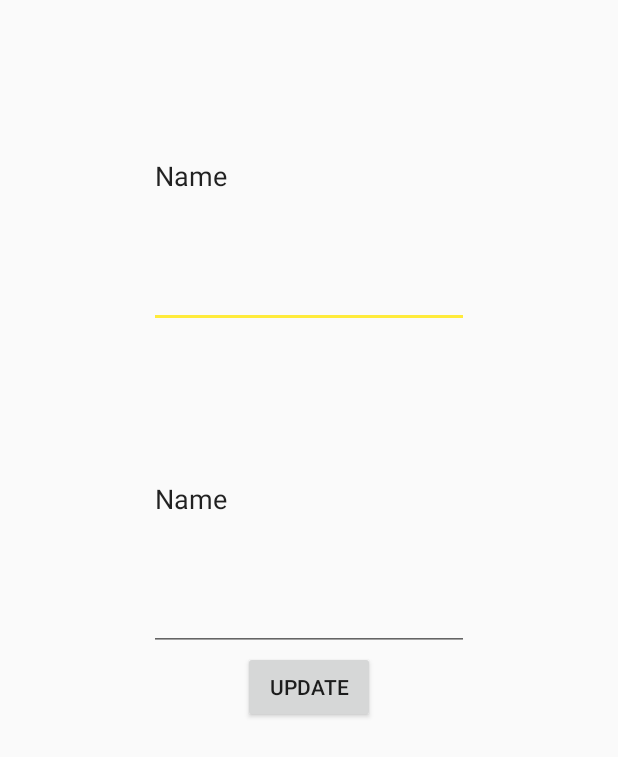
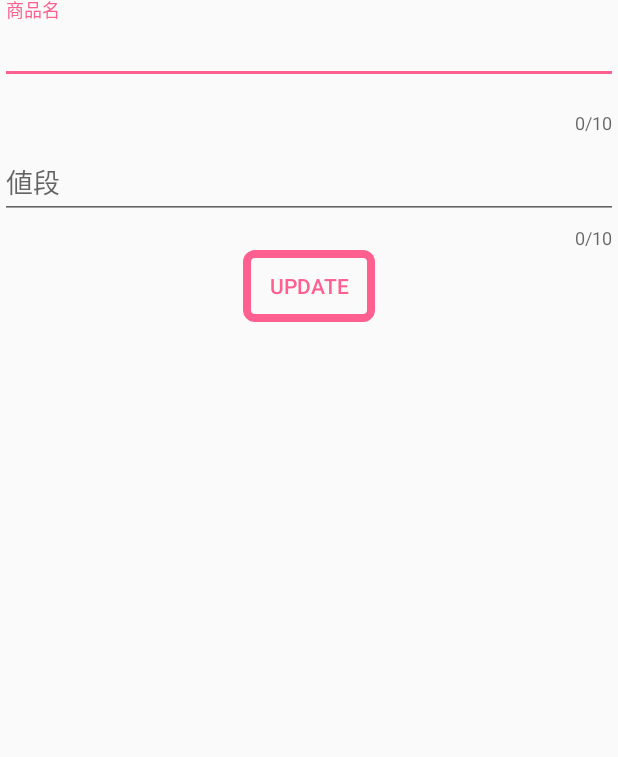
Before and after one commit to rayas316/value, an Android app: the layout activity_detail_activity.xml on its own in the app's theme, with its tools: preview values and no code run, on a phone screen of 412 x 824 dp. Shown: the top 757 px of the screen. Run offline under Robolectric (Android 15) with nearby library versions, the phone set to English and light mode, and no system bars.

Commit message:
エラー

```diff
--- a/app/src/main/java/com/example/raysakakibara/memocamp/Create.java
+++ b/app/src/main/java/com/example/raysakakibara/memocamp/Create.java
@@ -50,7 +50,7 @@ public class Create extends AppCompatActivity {
         String updateDate = sdf.format(date);
         String content = contentEditText.getText().toString();
         if (title.matches("") && content.matches("")) {
-            Toast.makeText(this, "商品名と値段が入力されていません", Toast.LENGTH_SHORT);
+            Toast.makeText(this, "商品名と値段が入力されていません", Toast.LENGTH_SHORT).show();
             return;
         }
         else if (title.matches("")) {
--- /dev/null
+++ b/app/src/main/res/drawable/button.xml
@@ -0,0 +1,28 @@
+<?xml version="1.0" encoding="utf-8"?>
+<selector xmlns:android="http://schemas.android.com/apk/res/android">
+
+
+    <item android:state_pressed="true">
+        <shape>
+            <solid android:color="#e3e3e3" />
+            <corners android:radius="5dp" />
+            <stroke android:width="5dp" android:color="#ff6090" />
+        </shape>
+    </item>
+
+    <item android:state_focused="true">
+        <shape>
+            <solid android:color="#e3e3e3" />
+            <corners android:radius="5dp" />
+            <stroke android:width="5dp" android:color="#ff6090" />
+        </shape>
+    </item>
+
+    <item>
+        <shape>
+            <solid android:color="#00000000" />
+            <corners android:radius="5dp" />
+            <stroke android:width="5dp" android:color="#ff6090" />
+        </shape>
+    </item>
+</selector>
--- a/app/src/main/res/layout/activity_detail_activity.xml
+++ b/app/src/main/res/layout/activity_detail_activity.xml
@@ -1,5 +1,5 @@
 <?xml version="1.0" encoding="utf-8"?>
-<android.support.constraint.ConstraintLayout xmlns:android="http://schemas.android.com/apk/res/android"
+<RelativeLayout xmlns:android="http://schemas.android.com/apk/res/android"
     xmlns:app="http://schemas.android.com/apk/res-auto"
     xmlns:tools="http://schemas.android.com/tools"
     android:layout_width="match_parent"
@@ -7,41 +7,81 @@
     tools:context=".DetailActivity"
     tools:layout_editor_absoluteY="81dp">
 
-    <EditText
+
+    <LinearLayout
+        android:layout_width="match_parent"
+        android:layout_height="match_parent"
+        android:layout_alignParentStart="true"
+        android:layout_alignParentTop="true"
+        android:orientation="vertical">
+
+        <android.support.design.widget.TextInputLayout
+            android:id="@+id/contentEditTextTextInputLayout"
+            android:layout_width="match_parent"
+            android:layout_height="wrap_content"
+            app:counterEnabled="true"
+            app:counterMaxLength="10"
+            app:errorEnabled="true"
+            app:hintAnimationEnabled="true"
+            app:hintEnabled="true"
+            app:layout_constraintLeft_toLeftOf="parent"
+            app:layout_constraintRight_toRightOf="parent"
+            app:layout_constraintTop_toTopOf="parent">
+
+            <android.support.design.widget.TextInputEditText
                 android:id="@+id/titleEditText"
-        android:layout_width="wrap_content"
-        android:layout_height="0dp"
+                android:layout_width="match_parent"
+                android:layout_height="wrap_content"
                 android:layout_marginBottom="13dp"
                 android:layout_marginTop="16dp"
                 android:ems="10"
+                android:hint="商品名"
                 android:inputType="textPersonName"
-        android:text="Name"
                 app:layout_constraintBottom_toTopOf="@+id/contentEditText"
                 app:layout_constraintEnd_toEndOf="parent"
-        app:layout_constraintStart_toStartOf="parent"
-        app:layout_constraintTop_toTopOf="parent" />
+                app:layout_constraintStart_toStartOf="parent" />
+        </android.support.design.widget.TextInputLayout>
 
-    <EditText
+        <android.support.design.widget.TextInputLayout
+            android:id="@+id/titleEditTextTextInputLayout"
+            android:layout_width="match_parent"
+            android:layout_height="wrap_content"
+            app:counterEnabled="true"
+            app:counterMaxLength="10"
+            app:errorEnabled="true"
+            app:hintAnimationEnabled="true"
+            app:hintEnabled="true"
+            app:layout_constraintLeft_toLeftOf="parent"
+            app:layout_constraintRight_toRightOf="parent"
+            app:layout_constraintTop_toTopOf="parent">
+
+            <android.support.design.widget.TextInputEditText
                 android:id="@+id/contentEditText"
-        android:layout_width="wrap_content"
-        android:layout_height="0dp"
+                android:layout_width="match_parent"
+                android:layout_height="wrap_content"
                 android:ems="10"
+                android:hint="値段"
                 android:inputType="number"
-        android:text="Name"
                 app:layout_constraintBottom_toTopOf="@+id/button2"
                 app:layout_constraintStart_toStartOf="@+id/titleEditText"
                 app:layout_constraintTop_toBottomOf="@+id/titleEditText" />
+
+        </android.support.design.widget.TextInputLayout>
 
         <Button
             android:id="@+id/button2"
             android:layout_width="wrap_content"
             android:layout_height="wrap_content"
-        android:layout_marginBottom="342dp"
+            android:layout_gravity="center"
+            android:background="@drawable/button"
             android:onClick="update"
             android:text="update"
+            android:textColor="@color/colorAccent"
             app:layout_constraintBottom_toBottomOf="parent"
             app:layout_constraintEnd_toEndOf="parent"
             app:layout_constraintStart_toStartOf="parent"
             app:layout_constraintTop_toBottomOf="@+id/contentEditText" />
 
-</android.support.constraint.ConstraintLayout>
+    </LinearLayout>
+
+</RelativeLayout>
--- a/app/src/main/res/mipmap-anydpi-v26/ic_launcher.xml
+++ /dev/null
@@ -1,5 +0,0 @@
-<?xml version="1.0" encoding="utf-8"?>
-<adaptive-icon xmlns:android="http://schemas.android.com/apk/res/android">
-    <background android:drawable="@drawable/ic_launcher_background" />
-    <foreground android:drawable="@drawable/ic_launcher_foreground" />
-</adaptive-icon>
--- a/app/src/main/res/values/colors.xml
+++ b/app/src/main/res/values/colors.xml
@@ -1,8 +1,8 @@
 <?xml version="1.0" encoding="utf-8"?>
 <resources>
-    <color name="colorPrimary">#03a9f4</color>
-    <color name="colorPrimaryDark">#303F9F</color>
-    <color name="colorAccent">#ffeb3b</color>
+    <color name="colorPrimary">#e91e63</color>
+    <color name="colorPrimaryDark">#b0003a</color>
+    <color name="colorAccent">#ff6090</color>
     <color name="colorWhite">#ffffff</color>
     <color name="colorWhite2">#80ffff</color>
 </resources>
```
Also changed, not shown: app/src/main/java/com/example/raysakakibara/memocamp/DetailActivity.java (+14 -1 lines), app/src/main/java/com/example/raysakakibara/memocamp/MainActivity.java (+5 -7 lines), app/src/main/res/layout/activity_create.xml (+18 -5 lines), app/src/main/res/layout/layout_item_memo.xml (+17 -14 lines), app/src/main/res/drawable-hdpi/iconhdpi.png, app/src/main/res/drawable-mdpi/iconmdpi.png, app/src/main/res/drawable-xhdpi/Iconxhdpi.png (added), app/src/main/res/drawable-xhdpi/iconxhdpi.png (deleted), app/src/main/res/drawable-xxhdpi/iconxxhdpi.png, app/src/main/res/mipmap-hdpi/ic_launcher.png (deleted), app/src/main/res/mipmap-mdpi/ic_launcher.png (deleted), app/src/main/res/mipmap-xhdpi/ic_launcher.png (deleted), app/src/main/res/mipmap-xxhdpi/ic_launcher.png (deleted), app/src/main/res/mipmap-xxxhdpi/ic_launcher.png (deleted). Lines whose indentation alone changed are shown as unchanged.
